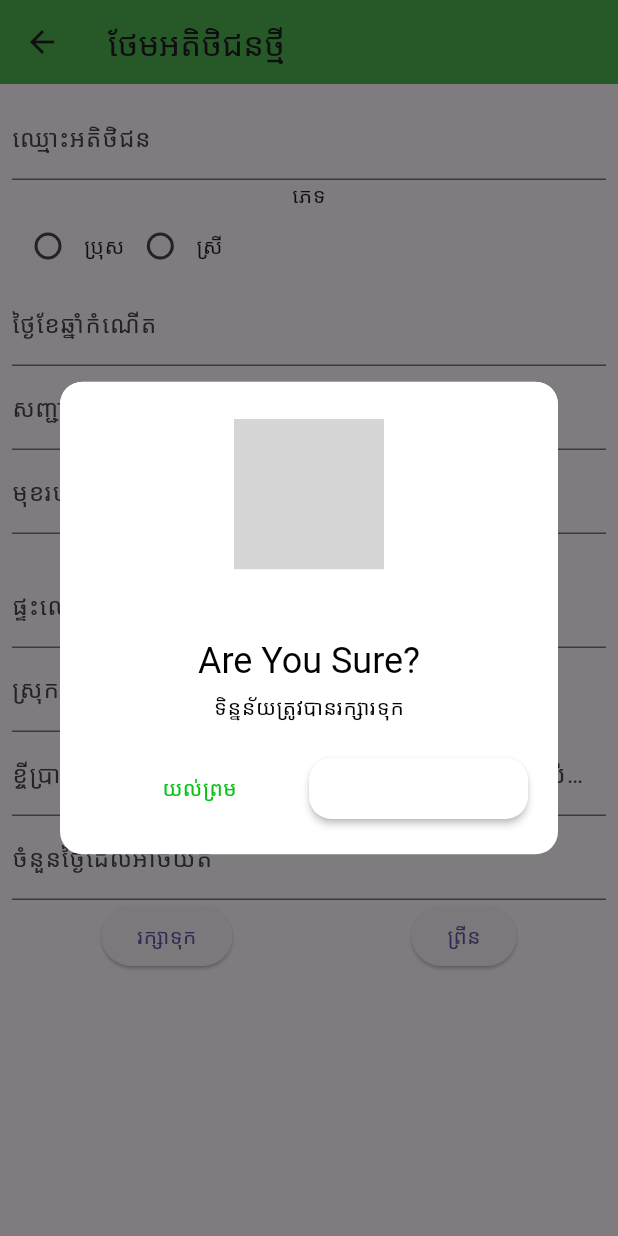
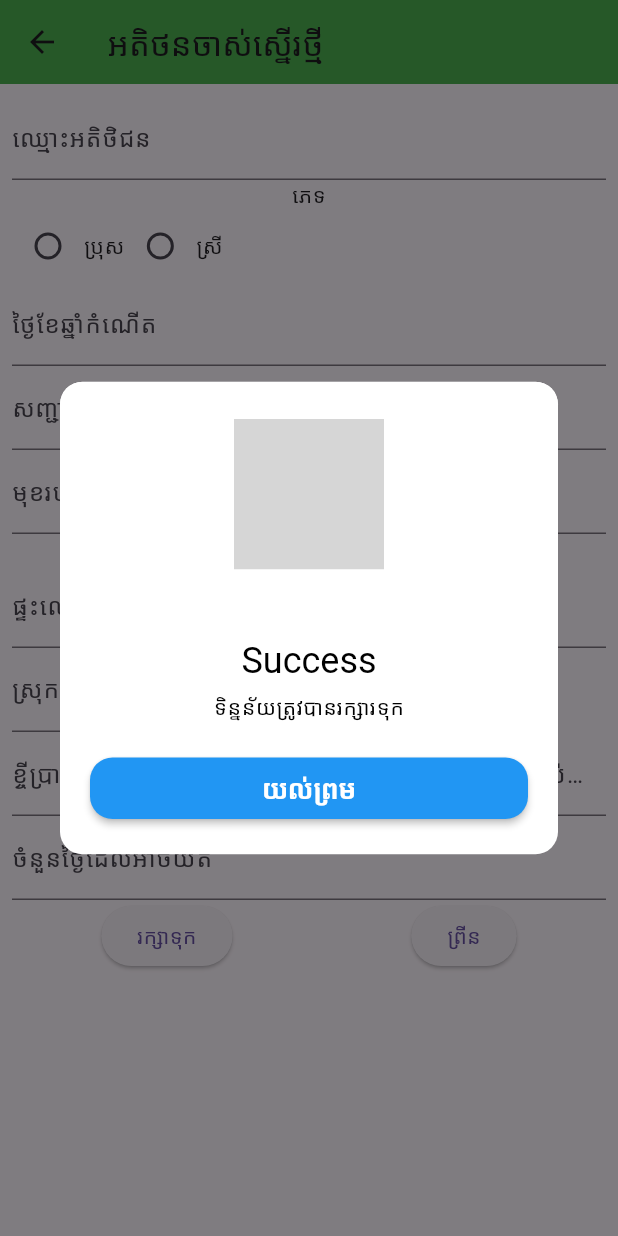
Before and after one commit to BoyPhanna/Flutter_Personal_Loan_Doc, a Flutter app: the UpdateClienPage screen opened directly with empty values, after a tap on "រក្សាទុក", on a phone screen of 412 x 824 dp. Run offline on Flutter 3.47's test engine with Material 3 defaults, Android fonts, the light colour scheme and no system bars; our stand-ins replace bloc, equatable, flutter_bloc, pdf, printing, quickalert and 1 more; missing offline and left inert: widgets_to_image; accounts and stored records are empty; statements that could not run were skipped; grey boxes are pictures that could not be loaded.

Commit message:
Version 1.0.1

```diff
--- a/lib/pages/edit/update_page.dart
+++ b/lib/pages/edit/update_page.dart
@@ -47,6 +47,7 @@ class _UpdateClienPageState extends State<UpdateClienPage> {
     curentOption = clien.gender;
     clienNameController.text = clien.name;
     dobController.text = clien.dob;
+    jobController.text = clien.job;
     nationallityController.text = clien.nationality;
     homeNumberController.text = clien.address.split('-')[0];
     vilageController.text = clien.address.split('-')[1];
@@ -63,7 +64,7 @@ class _UpdateClienPageState extends State<UpdateClienPage> {
   Widget build(BuildContext context) {
     return Scaffold(
       appBar: AppBar(
-        title: Text("ថែមអតិថិជនថ្មី"),
+        title: Text("អតិថនចាស់ស្នើរថ្មី"),
         backgroundColor: Colors.green,
       ),
       body: SingleChildScrollView(
@@ -232,11 +233,9 @@ class _UpdateClienPageState extends State<UpdateClienPage> {
                       );
                       QuickAlert.show(
                         context: context,
-                        type: QuickAlertType.confirm,
+                        type: QuickAlertType.success,
                         text: 'ទិន្នន័យត្រូវបានរក្សារទុក',
-                        confirmBtnText: '',
-                        cancelBtnText: 'យល់ព្រម',
-                        confirmBtnColor: Colors.white,
+                        confirmBtnText: 'យល់ព្រម',
                         cancelBtnTextStyle:
                             TextStyle(color: Color.fromARGB(255, 8, 195, 21)),
                       );
--- a/lib/pages/new_clien/new_clien_page.dart
+++ b/lib/pages/new_clien/new_clien_page.dart
@@ -220,11 +220,9 @@ class _NewClienPageState extends State<NewClienPage> {
                           ));
                       QuickAlert.show(
                         context: context,
-                        type: QuickAlertType.confirm,
+                        type: QuickAlertType.success,
                         text: 'ទិន្នន័យត្រូវបានរក្សារទុក',
-                        confirmBtnText: '',
-                        cancelBtnText: 'យល់ព្រម',
-                        confirmBtnColor: Colors.white,
+                        confirmBtnText: 'យល់ព្រម',
                         cancelBtnTextStyle:
                             TextStyle(color: Color.fromARGB(255, 8, 195, 21)),
                       );
--- a/lib/service/database.dart
+++ b/lib/service/database.dart
@@ -77,7 +77,7 @@ CREATE TABLE cliens (
 
   Future<int> update({required Clien clien}) async {
     final db = await instance.database;
-    print("Update ID: " + clien.id!.toString());
+    print("Update ID: " + clien.job.toString());
     return db.update(
       clienTable,
       clien.toJson(),
```
